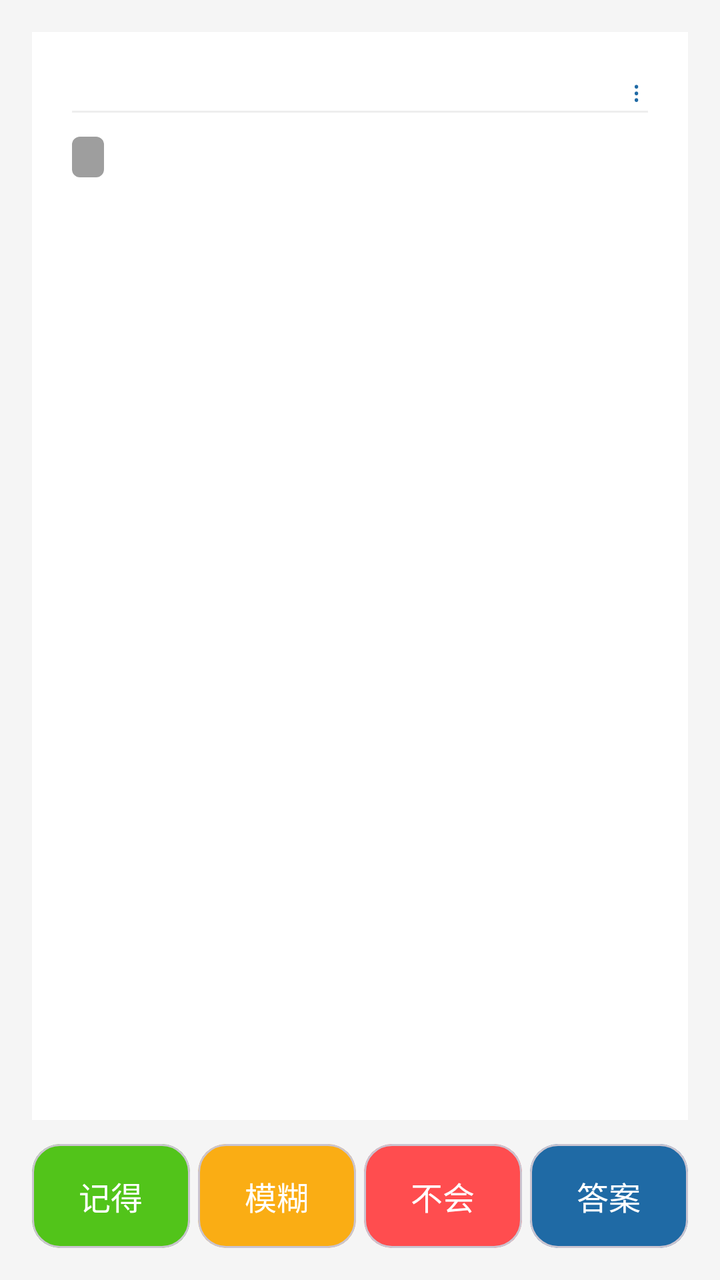
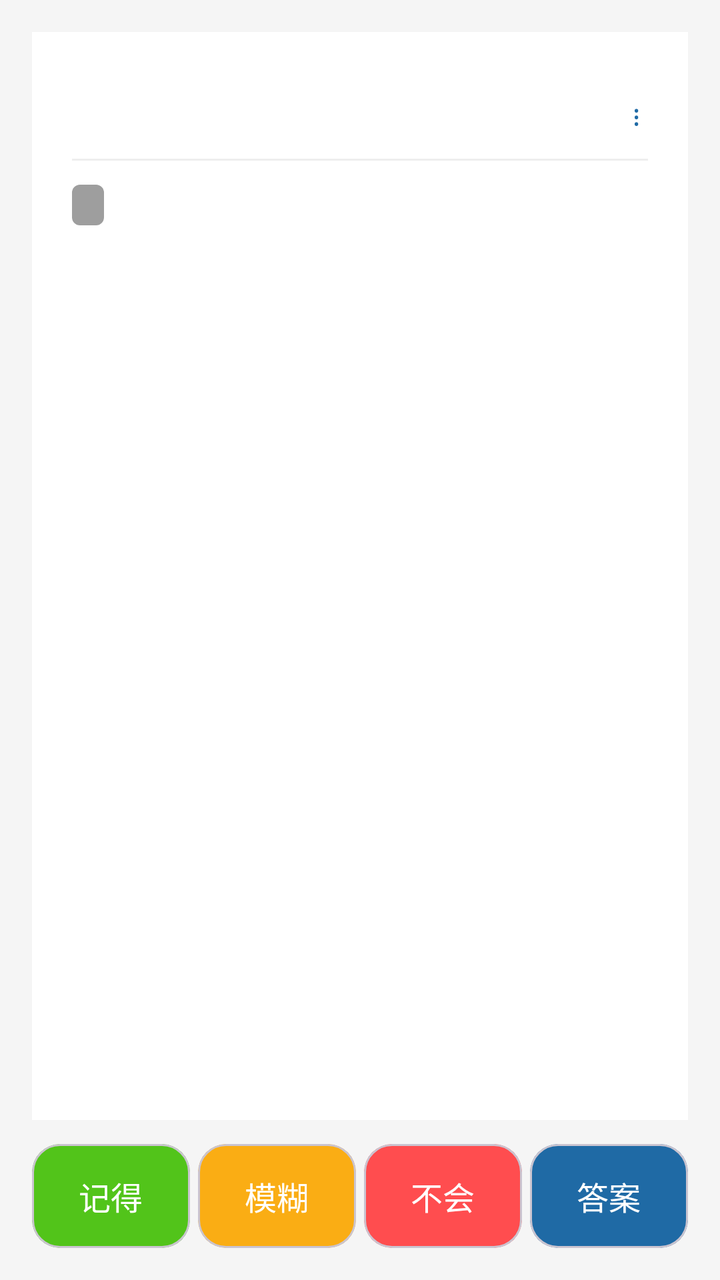

Screens rendered from an Android XML layout before and after an edit, with the pre-edit source and the edit as a unified diff.
<!-- AndroidManifest.xml: application theme Theme.Demo -->
<!-- res/layout/activity_review.xml -->
<?xml version="1.0" encoding="utf-8"?>
<LinearLayout
    xmlns:android="http://schemas.android.com/apk/res/android"
    xmlns:app="http://schemas.android.com/apk/res-auto"
    android:layout_width="match_parent"
    android:layout_height="match_parent"
    android:orientation="vertical"
    android:background="#f5f5f5"
    android:padding="16dp">

    <LinearLayout
        android:id="@+id/session_banner"
        android:layout_width="match_parent"
        android:layout_height="wrap_content"
        android:orientation="horizontal"
        android:gravity="center_vertical"
        android:background="#fff7e6"
        android:paddingLeft="12dp"
        android:paddingRight="8dp"
        android:paddingTop="8dp"
        android:paddingBottom="8dp"
        android:layout_marginBottom="8dp"
        android:visibility="gone">

        <TextView
            android:id="@+id/tv_banner"
            android:layout_width="0dp"
            android:layout_height="wrap_content"
            android:layout_weight="1"
            android:textSize="13sp"
            android:textColor="#ad6800" />

        <TextView
            android:id="@+id/btn_banner_new"
            android:layout_width="wrap_content"
            android:layout_height="32dp"
            android:gravity="center"
            android:paddingLeft="8dp"
            android:paddingRight="8dp"
            android:text="开始新一轮"
            android:textSize="13sp"
            android:textStyle="bold"
            android:textColor="#1f6aa5"
            android:visibility="gone" />

        <TextView
            android:id="@+id/btn_banner_close"
            android:layout_width="32dp"
            android:layout_height="32dp"
            android:gravity="center"
            android:text="×"
            android:textSize="18sp"
            android:textColor="#ad6800" />

    </LinearLayout>

    <androidx.core.widget.NestedScrollView
        android:id="@+id/question_area"
        android:layout_width="match_parent"
        android:layout_height="0dp"
        android:layout_weight="1"
        android:background="@android:color/white"
        android:padding="20dp"
        android:layout_marginBottom="12dp">

        
        <LinearLayout
            android:id="@+id/question_root"
            android:layout_width="match_parent"
            android:layout_height="match_parent"
            android:orientation="vertical">

            
            <LinearLayout
                android:layout_width="match_parent"
                android:layout_height="wrap_content"
                android:orientation="horizontal"
                android:gravity="center_vertical">

                <LinearLayout
                    android:id="@+id/timer_row"
                    android:layout_width="0dp"
                    android:layout_weight="1"
                    android:layout_height="wrap_content"
                    android:orientation="horizontal"
                    android:gravity="center_vertical"
                    android:clickable="true">

                    <TextView
                        android:id="@+id/tv_timer"
                        android:layout_width="wrap_content"
                        android:layout_height="wrap_content"
                        android:textSize="12sp"
                        android:textColor="#888888" />
                </LinearLayout>

                <TextView
                    android:id="@+id/btn_menu"
                    android:layout_width="wrap_content"
                    android:layout_height="wrap_content"
                    android:layout_gravity="end"
                    android:paddingLeft="4dp"
                    android:paddingRight="4dp"
                    android:text="⋮"
                    android:textSize="14sp"
                    android:textColor="#1f6aa5" />
            </LinearLayout>

            
            <View
                android:layout_width="match_parent"
                android:layout_height="1dp"
                android:background="#eeeeee"
                android:layout_marginBottom="12dp" />

            
            <LinearLayout
                android:id="@+id/meta_row"
                android:layout_width="match_parent"
                android:layout_height="wrap_content"
                android:orientation="horizontal"
                android:gravity="center_vertical"
                android:layout_marginBottom="12dp">

                <TextView
                    android:id="@+id/tv_level_badge"
                    android:layout_width="wrap_content"
                    android:layout_height="wrap_content"
                    android:background="@drawable/bg_level_badge"
                    android:paddingLeft="8dp"
                    android:paddingRight="8dp"
                    android:paddingTop="2dp"
                    android:paddingBottom="2dp"
                    android:textSize="12sp"
                    android:textStyle="bold"
                    android:textColor="#ffffff" />

                <TextView
                    android:id="@+id/tv_progress"
                    android:layout_width="wrap_content"
                    android:layout_height="wrap_content"
                    android:layout_marginStart="10dp"
                    android:textSize="12sp"
                    android:textColor="#999999" />
            </LinearLayout>

            <TextView
                android:id="@+id/tv_question"
                android:layout_width="match_parent"
                android:layout_height="wrap_content"
                android:textSize="20sp"
                android:textColor="#222222"
                android:lineSpacingExtra="8dp" />

            <HorizontalScrollView
                android:layout_width="match_parent"
                android:layout_height="wrap_content"
                android:layout_marginTop="16dp">

                <LinearLayout
                    android:id="@+id/review_image_layout"
                    android:layout_width="wrap_content"
                    android:layout_height="wrap_content"
                    android:orientation="horizontal"
                    android:padding="8dp"/>
            </HorizontalScrollView>

            <LinearLayout
                android:id="@+id/answer_layout"
                android:layout_width="match_parent"
                android:layout_height="wrap_content"
                android:orientation="vertical"
                android:visibility="gone"
                android:layout_marginTop="24dp"
                android:paddingTop="16dp"
                android:background="#f8f8f8">

                <TextView
                    android:layout_width="wrap_content"
                    android:layout_height="wrap_content"
                    android:text="【答案】"
                    android:textSize="18sp"
                    android:textStyle="bold"
                    android:textColor="#1f6aa5"/>

                <TextView
                    android:id="@+id/tv_answer"
                    android:layout_width="match_parent"
                    android:layout_height="wrap_content"
                    android:textSize="18sp"
                    android:textColor="#333333"
                    android:layout_marginTop="8dp"/>

                <HorizontalScrollView
                    android:layout_width="match_parent"
                    android:layout_height="wrap_content"
                    android:layout_marginTop="16dp">

                    <LinearLayout
                        android:id="@+id/answer_image_layout"
                        android:layout_width="wrap_content"
                        android:layout_height="wrap_content"
                        android:orientation="horizontal"
                        android:padding="8dp"/>
                </HorizontalScrollView>

            </LinearLayout>

        </LinearLayout>

    </androidx.core.widget.NestedScrollView>

    <LinearLayout
        android:layout_width="match_parent"
        android:layout_height="wrap_content"
        android:orientation="horizontal">

        <com.google.android.material.card.MaterialCardView
            android:id="@+id/btn_know"
            android:layout_width="0dp"
            android:layout_height="52dp"
            android:layout_weight="1"
            android:layout_marginEnd="4dp"
            app:cardCornerRadius="14dp"
            app:cardBackgroundColor="#52c41a">

            <TextView
                android:layout_width="match_parent"
                android:layout_height="match_parent"
                android:text="记得"
                android:textColor="@android:color/white"
                android:textSize="16sp"
                android:gravity="center"/>
        </com.google.android.material.card.MaterialCardView>

        <com.google.android.material.card.MaterialCardView
            android:id="@+id/btn_unknown"
            android:layout_width="0dp"
            android:layout_height="52dp"
            android:layout_weight="1"
            android:layout_marginEnd="4dp"
            app:cardCornerRadius="14dp"
            app:cardBackgroundColor="#faad14">

            <TextView
                android:layout_width="match_parent"
                android:layout_height="match_parent"
                android:text="模糊"
                android:textColor="@android:color/white"
                android:textSize="16sp"
                android:gravity="center"/>
        </com.google.android.material.card.MaterialCardView>

        <com.google.android.material.card.MaterialCardView
            android:id="@+id/btn_forget"
            android:layout_width="0dp"
            android:layout_height="52dp"
            android:layout_weight="1"
            android:layout_marginEnd="4dp"
            app:cardCornerRadius="14dp"
            app:cardBackgroundColor="#ff4d4f">

            <TextView
                android:layout_width="match_parent"
                android:layout_height="match_parent"
                android:text="不会"
                android:textColor="@android:color/white"
                android:textSize="16sp"
                android:gravity="center"/>
        </com.google.android.material.card.MaterialCardView>

        <com.google.android.material.card.MaterialCardView
            android:id="@+id/btn_answer"
            android:layout_width="0dp"
            android:layout_height="52dp"
            android:layout_weight="1"
            app:cardCornerRadius="14dp"
            app:cardBackgroundColor="#1f6aa5">

            <TextView
                android:id="@+id/btn_answer_text"
                android:layout_width="match_parent"
                android:layout_height="match_parent"
                android:text="答案"
                android:textColor="@android:color/white"
                android:textSize="16sp"
                android:gravity="center"/>
        </com.google.android.material.card.MaterialCardView>

    </LinearLayout>

</LinearLayout>
<!-- resources referenced by this layout -->
<resources>
  <!-- drawable bg_level_badge (drawable) -->
  <?xml version="1.0" encoding="utf-8"?>
  <shape xmlns:android="http://schemas.android.com/apk/res/android"
      android:shape="rectangle">
      <corners android:radius="4dp"/>
      <solid android:color="#9e9e9e"/>
  </shape>
  <style name="Theme.Demo" parent="Base.Theme.Demo" />
  <style name="Base.Theme.Demo" parent="Theme.Material3.DayNight.NoActionBar">
          
          
      </style>
</resources>

<!-- the commit's change to res/layout/activity_review.xml (unified diff, before → after) -->
@@ -75,7 +75,9 @@
                 android:layout_width="match_parent"
                 android:layout_height="wrap_content"
                 android:orientation="horizontal"
-                android:gravity="center_vertical">
+                android:gravity="center_vertical"
+                android:paddingTop="12dp"
+                android:paddingBottom="12dp">
 
                 <LinearLayout
                     android:id="@+id/timer_row"
